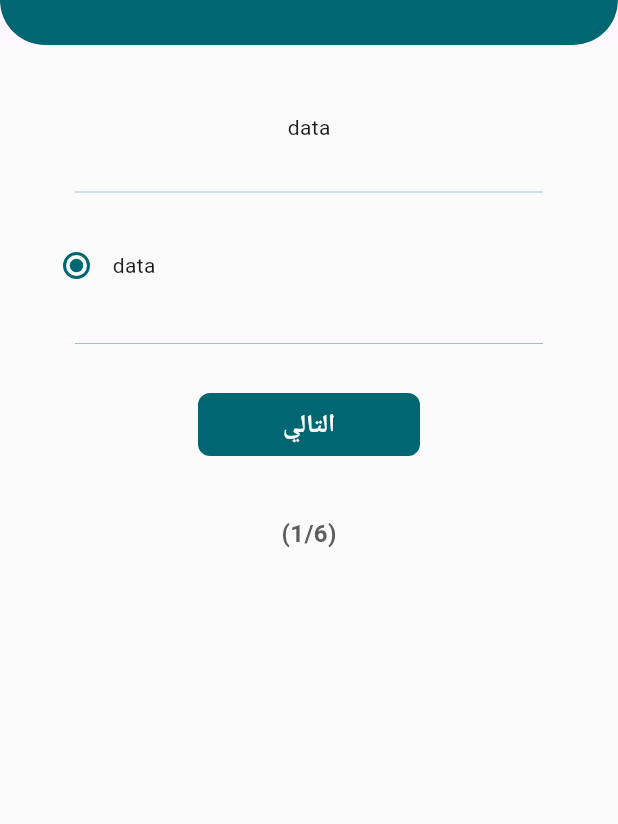
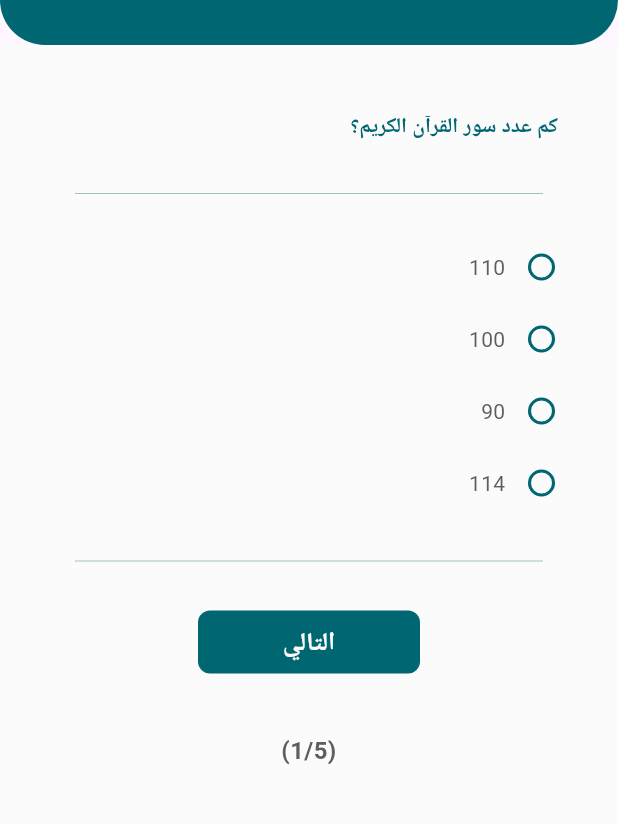
Before and after one commit to Elhaw2003/quiz-app, a Flutter app: the screen it shows after launch, on a phone screen of 412 x 824 dp, the part 75-899 px from its top. Run offline on Flutter 3.47's test engine with Material 3 defaults, Android fonts, the phone set to English and light mode, and no system bars; our stand-ins replace animate_do; Roboto replaces fonts that are missing (assets/fonts/Almarai-Regular.ttf).

```diff
--- /dev/null
+++ b/lib/core/data/qustion_list.dart
@@ -0,0 +1,9 @@
+import 'package:quiz_app/core/data/model/qustion_model.dart';
+  List <QuestionModel> qustionList = [
+
+    QuestionModel(title: "كم عدد سور القرآن الكريم؟", answers: ["110","100","90","114"], correctAnswer: "114", selectedAnswer: null),
+    QuestionModel(title: "jhhhjhj؟", answers: ["110","100","90","114"], correctAnswer: "114", selectedAnswer: null),
+    QuestionModel(title: "كم عدد سور القرآن الكريم؟", answers: ["110","100","90","114"], correctAnswer: "114", selectedAnswer: null),
+    QuestionModel(title: "كم عدد سور القرآن الكريم؟", answers: ["110","100","90","114"], correctAnswer: "114", selectedAnswer: null),
+    QuestionModel(title: "كم عدد سور القرآن الكريم؟", answers: ["110","100","90","114"], correctAnswer: "114", selectedAnswer: null),
+  ];
--- a/lib/core/utilies/app_colors.dart
+++ b/lib/core/utilies/app_colors.dart
@@ -2,6 +2,8 @@ import 'dart:ui';
 
 class AppColors {
   static const Color white = Color(0xffFBFBFB);
+  static const Color darkWhite = Color(0xffF5F5F5);
   static const Color green = Color(0xff006672);
   static const Color grey = Color(0xff615D5D);
+  static const Color black = Color(0xff000000);
 }
--- a/lib/core/utilies/app_texts.dart
+++ b/lib/core/utilies/app_texts.dart
@@ -1,4 +1,8 @@
 class AppTexts {
   static const String quizApp = "Quiz App";
   static const String next = "التالي";
+  static const String send = "ارسال";
+  static const String result = "النتيجة";
+  static const String reStart = "اعادة الأختبار";
+  static const String checkAnswers = "راجع اجاباتك";
 }
--- a/lib/featuers/home/presentation/view/home_screen.dart
+++ b/lib/featuers/home/presentation/view/home_screen.dart
@@ -9,13 +9,16 @@ class HomeScreen extends StatelessWidget {
 
   @override
   Widget build(BuildContext context) {
-    return Scaffold(
-      backgroundColor: AppColors.white,
-      appBar: AppBar(
-        toolbarHeight: 80,
-        flexibleSpace: CustomAbbpar(text: AppTexts.quizApp,),
+    return Directionality(
+      textDirection: TextDirection.rtl,
+      child: Scaffold(
+        backgroundColor: AppColors.white,
+        appBar: AppBar(
+          toolbarHeight: 80,
+          flexibleSpace: CustomAbbpar(text: AppTexts.quizApp,),
+        ),
+        body: HomeBody(),
       ),
-      body: HomeBody(),
     );
   }
 }
--- a/lib/featuers/home/presentation/view/widgets/home_body.dart
+++ b/lib/featuers/home/presentation/view/widgets/home_body.dart
@@ -1,20 +1,64 @@
 import 'package:flutter/material.dart';
+import 'package:quiz_app/core/data/qustion_list.dart';
 import 'package:quiz_app/core/utilies/app_colors.dart';
 import 'package:quiz_app/core/utilies/app_texts.dart';
 import 'package:quiz_app/core/widgets/custom_bottom.dart';
 import 'package:quiz_app/core/widgets/custom_driver.dart';
+import 'package:quiz_app/featuers/home/presentation/view/widgets/show_dialog.dart';
 
-class HomeBody extends StatelessWidget {
-  const HomeBody({super.key});
+class HomeBody extends StatefulWidget {
+   HomeBody({super.key});
 
+  @override
+  State<HomeBody> createState() => _HomeBodyState();
+}
+
+class _HomeBodyState extends State<HomeBody> {
+  int quistionIndex = 0;
+  int count = 1;
+  plusQuistionIndex(){
+    if(quistionIndex < qustionList.length-1){
+      if(qustionList[quistionIndex].selectedAnswer != null ){
+        quistionIndex++;
+        count++;
+        setState(() {});
+      }
+      else{
+        ScaffoldMessenger.of(context).showSnackBar(
+            SnackBar(
+              backgroundColor: AppColors.green,
+            content: Text(
+                 textAlign: TextAlign.end,
+                "Please choose one answer",
+            )
+        ));
+      }
+    }
+    else{
+      showDialog(
+          context: context,
+          builder: (c){
+            return customShowDialog();
+          }
+      );
+    }
+  }
   @override
   Widget build(BuildContext context) {
     return Column(
+      crossAxisAlignment: CrossAxisAlignment.start,
       children: [
         SizedBox(height: 45,),
         Padding(
-          padding: const EdgeInsets.symmetric(horizontal: 33),
-          child: Text("data"),
+          padding: const EdgeInsets.symmetric(horizontal: 40),
+          child: Text(
+            qustionList[quistionIndex].title,
+            style: TextStyle(
+                color: AppColors.green,
+                fontWeight: FontWeight.w700,
+                fontSize: 14
+            ),
+          ),
         ),
         SizedBox(height: 25,),
         CustomDriver(
@@ -23,16 +67,35 @@ class HomeBody extends StatelessWidget {
             indent: 50,
         ),
         SizedBox(height: 17,),
-        Padding(
+        // ( ... )  >>  cascade operator
+        ...qustionList[quistionIndex].answers.map(
+            (answer){
+              return Padding(
                 padding: const EdgeInsets.symmetric(horizontal: 27),
                 child: Row(
                   children: [
                     Radio(
                         fillColor: WidgetStateProperty.all(AppColors.green),
-                  value: true, groupValue: true, onChanged: (t){}),
-              Text("data")
+                        value: answer,
+                        groupValue: qustionList[quistionIndex].selectedAnswer,
+                        onChanged: (t) {
+                      qustionList[quistionIndex].selectedAnswer = t;
+                      setState(() {});
+                    }),
+                    Expanded(
+                      child: Text(
+                        answer,
+                        style: TextStyle(
+                            color: AppColors.grey,
+                            fontWeight: FontWeight.w400,
+                            fontSize: 14
+                        ),
+                      ),
+                    )
                   ],
                 ),
+              );
+            }
         ),
         SizedBox(height: 20,),
         CustomDriver(
@@ -44,19 +107,24 @@ class HomeBody extends StatelessWidget {
         Padding(
           padding: const EdgeInsets.symmetric(horizontal: 132),
           child: CustomBottom(
+            onTap: (){
+              plusQuistionIndex();
+            },
               colorBottom: AppColors.green,
               colorBorder: AppColors.green,
               colorTitle: AppColors.white,
-              title: AppTexts.next
+              title: quistionIndex == qustionList.length - 1 ? AppTexts.send:AppTexts.next
           ),
         ),
         SizedBox(height: 40,),
-        Text(
-          "(1/6)",
+        Center(
+          child: Text(
+            "(${count}/${qustionList.length})",
             style: TextStyle(
               color: AppColors.grey,
               fontWeight: FontWeight.w700,
               fontSize: 16
+            ),
           ),
         )
       ],
```
Also changed, not shown: lib/core/data/model/qustion_model.dart (added, +18 -0 lines), lib/featuers/home/presentation/view/widgets/show_dialog.dart (added, +76 -0 lines). Lines whose indentation alone changed are shown as unchanged.
